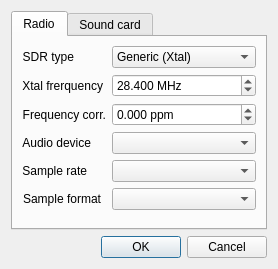
Qt form gui/device_config.ui (csete/softrig) before a commit.
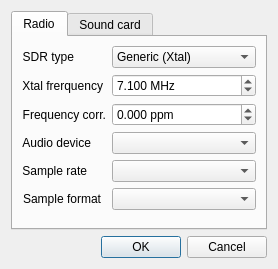
The same form after that commit.

Commit message: Use correct crystal frequency

```diff
--- a/gui/device_config.ui
+++ b/gui/device_config.ui
@@ -84,10 +84,13 @@
           <number>3</number>
          </property>
          <property name="maximum">
-          <double>200.000000000000000</double>
+          <double>500.000000000000000</double>
+         </property>
+         <property name="singleStep">
+          <double>0.100000000000000</double>
          </property>
          <property name="value">
-          <double>28.399999999999999</double>
+          <double>7.100000000000000</double>
          </property>
         </widget>
        </item>
```
